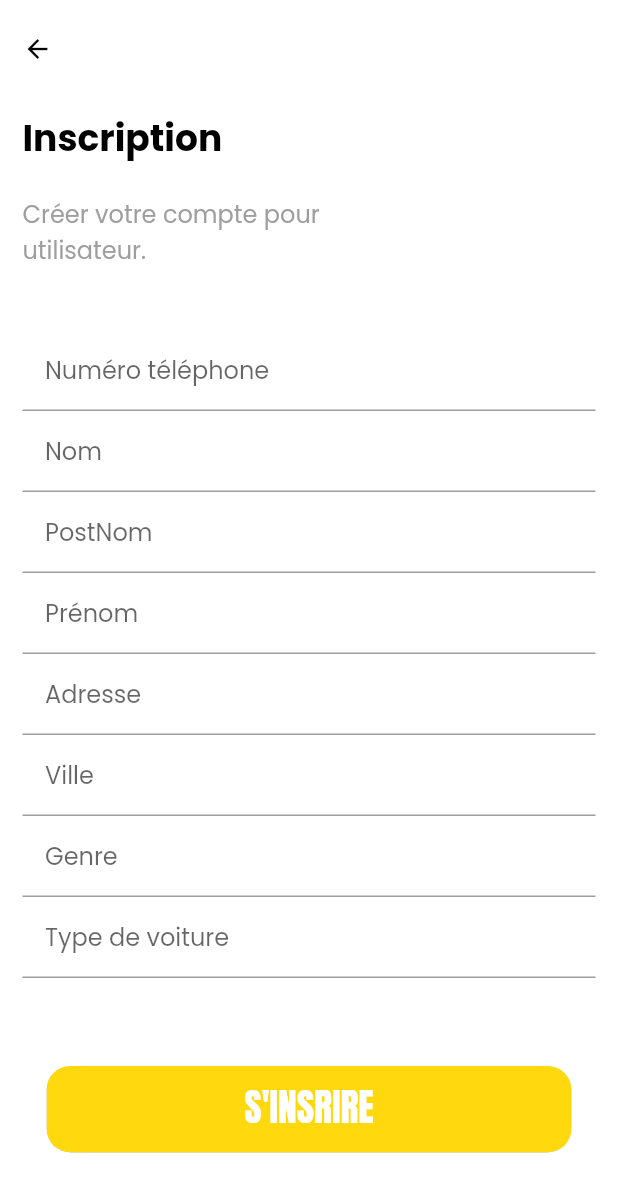
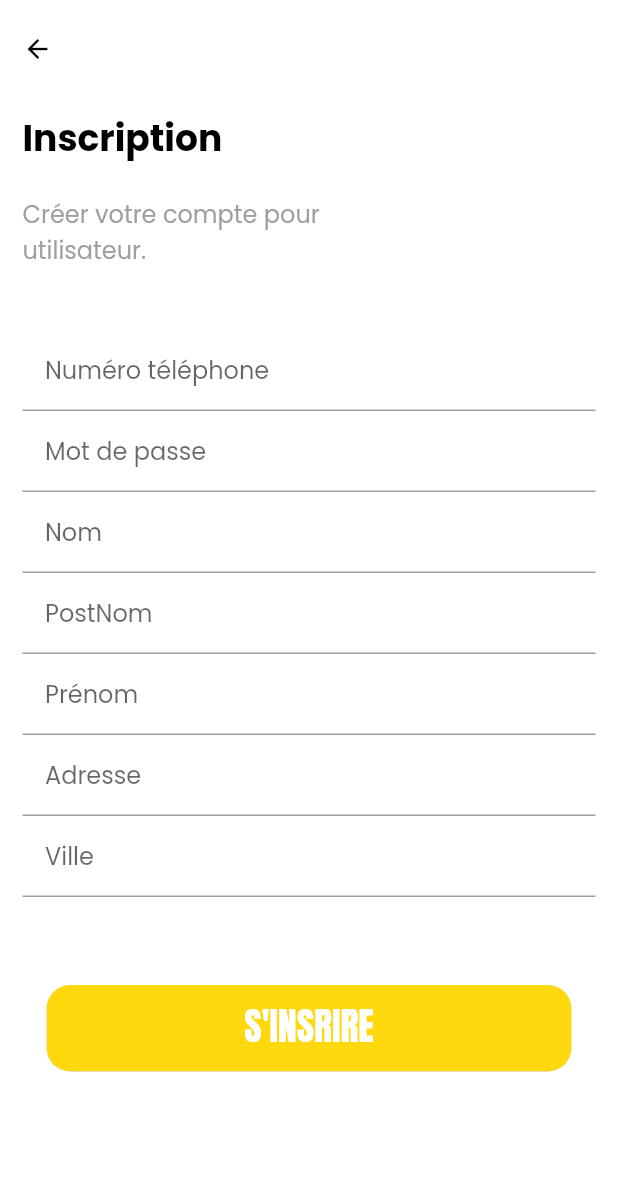
Before and after one commit to Domiynsbelhanda/goplus, a Flutter app: the UserSignupScreen screen opened directly, on a phone screen of 412 x 824 dp. Shown: the top 1192 px of the screen. Run offline on Flutter 3.47's test engine with Material 2 defaults, Android fonts, the phone set to English and light mode, and no system bars; our stand-ins replace animated_splash_screen, cloud_firestore, dio, firebase_core, flutter_secure_storage, flutter_svg and 4 more; missing offline and left inert: cool_stepper, flutter_google_places_hoc081098, flutter_timer_countdown, google_api_headers, google_maps_webservice; accounts and stored records are empty; project files that could hold a hidden picture were left out.

Commit message:
[STYLE] UserScreen register element

```diff
--- a/lib/screens/user_signup_screen.dart
+++ b/lib/screens/user_signup_screen.dart
@@ -25,6 +25,7 @@ class _SignupScreenState extends State<UserSignupScreen> {
   TextEditingController genreController = TextEditingController();
   TextEditingController typeController = TextEditingController();
   TextEditingController phoneController = TextEditingController();
+  TextEditingController passwordController = TextEditingController();
 
   late List input;
 
@@ -38,7 +39,10 @@ class _SignupScreenState extends State<UserSignupScreen> {
     size = MediaQuery.of(context).size;
     input = [
       {
-        'label': 'Numéro téléphone', 'controller' : phoneController
+        'label': 'Numéro téléphone', 'controller' : phoneController, 'input': TextInputType.phone
+      },
+      {
+        'label': 'Mot de passe', 'controller' : passwordController, 'input': TextInputType.visiblePassword
       },
       {
         'label': 'Nom', 'controller' : nameController
@@ -50,19 +54,11 @@ class _SignupScreenState extends State<UserSignupScreen> {
         'label': 'Prénom', 'controller' : prenomController
       },
       {
-        'label': 'Adresse', 'controller' : adresseController
+        'label': 'Adresse', 'controller' : adresseController, 'input': TextInputType.streetAddress
       },
       {
         'label': 'Ville', 'controller' : villeController
       },
-      {
-        'label': 'Genre',
-        'controller' : genreController
-      },
-      {
-        'label': 'Type de voiture',
-        'controller' : typeController
-      }
     ];
     return Scaffold(
       backgroundColor: Colors.white,
@@ -78,9 +74,9 @@ class _SignupScreenState extends State<UserSignupScreen> {
                 SizedBox(
                   height: size.height * 0.03,
                 ),
-                Container(
+                SizedBox(
                   width: size.width,
-                  child: Text(
+                  child: const Text(
                     'Inscription',
                     style: TextStyle(
                       fontWeight: FontWeight.bold,
@@ -88,10 +84,10 @@ class _SignupScreenState extends State<UserSignupScreen> {
                     ),
                   ),
                 ),
-                SizedBox(height: 20.0),
-                Container(
+                const SizedBox(height: 20.0),
+                SizedBox(
                   width: size.width * 0.6,
-                  child: Text(
+                  child: const Text(
                     'Créer votre compte pour utilisateur.',
                     style: TextStyle(color: Colors.grey),
                   ),
@@ -111,7 +107,7 @@ class _SignupScreenState extends State<UserSignupScreen> {
                               return null;
                             },
                             cursorColor: AppColors.primaryColor,
-                            keyboardType: TextInputType.name,
+                            keyboardType: e['input'] == null ? TextInputType.name : e['input'],
                             controller: e['controller'],
                             decoration: InputDecoration(
                                 hintText: '${e['label']}',
--- a/pubspec.yaml
+++ b/pubspec.yaml
@@ -64,6 +64,7 @@ dependencies:
   loading_animation_widget:
   flutter_timer_countdown: ^1.0.5
   label_marker: ^1.0.1
+  smart_select: ^4.3.2
 
 dev_dependencies:
   flutter_test:
```
